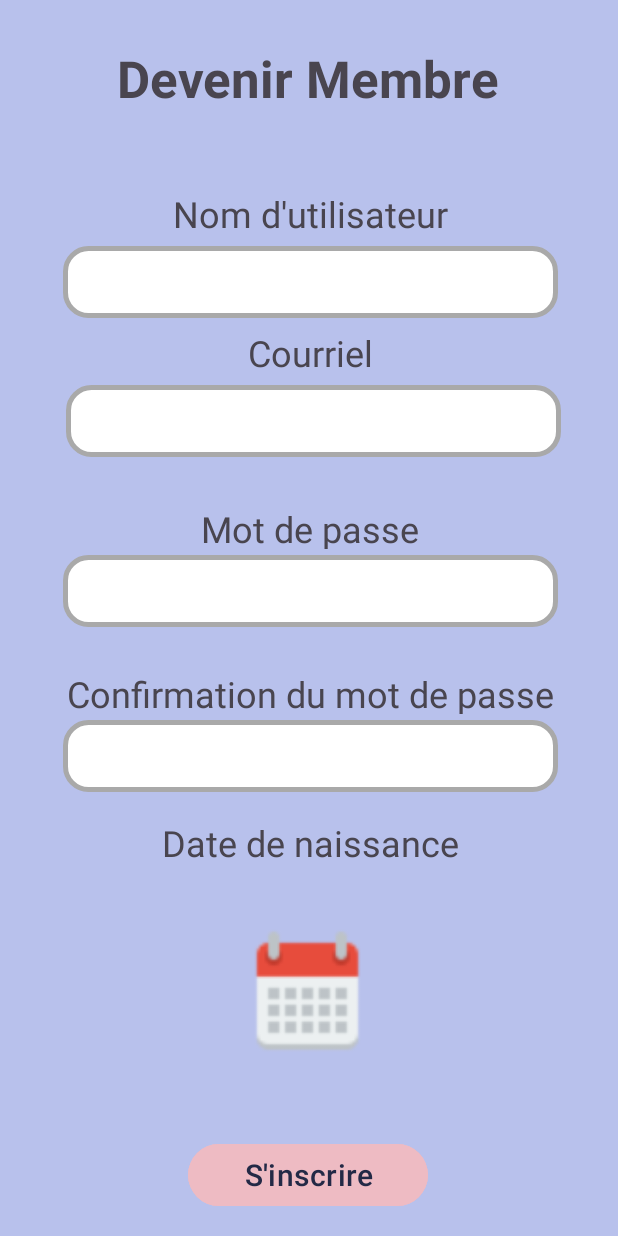
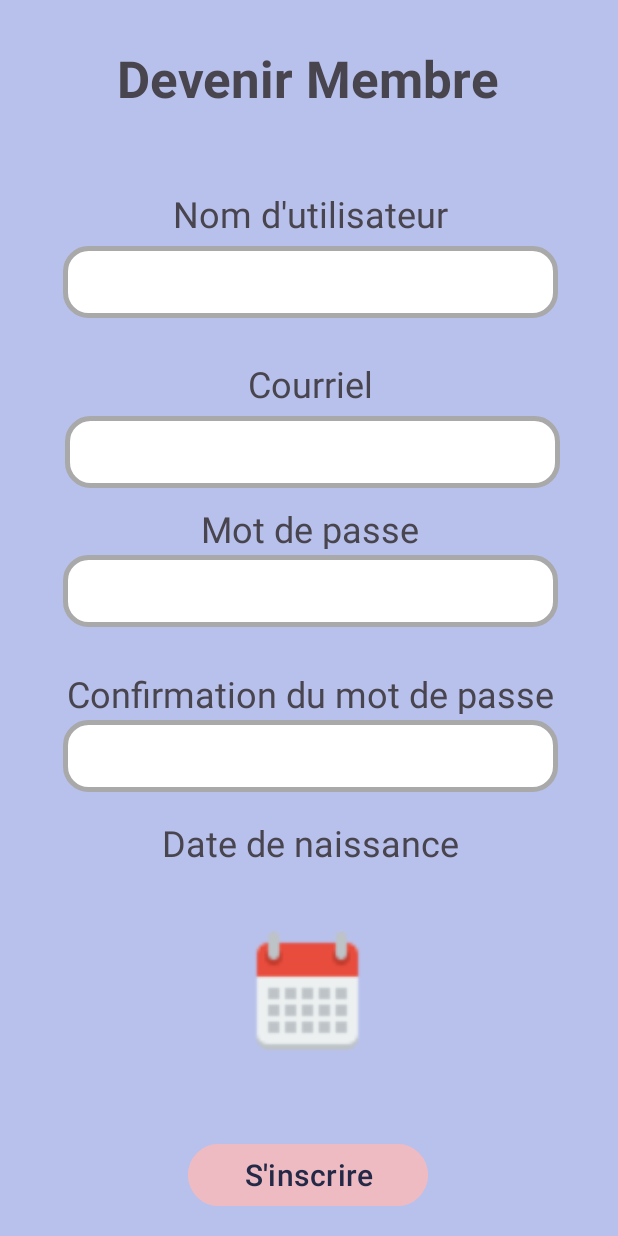
Before and after one commit to Cocktail-Wizard/CocktailWizardAppMobile, an Android app: the Inscription screen opened directly, with no data from a screen before it, on a phone screen of 412 x 824 dp. Run offline under Robolectric (Android 15) with nearby library versions, the light colour scheme and no system bars.

Commit message:
update pcq ma tout perdre en updatant android studio

```diff
--- a/app/src/main/res/layout/activity_inscription.xml
+++ b/app/src/main/res/layout/activity_inscription.xml
@@ -8,7 +8,7 @@
     tools:context=".vue.Inscription">
 
     <TextView
-        android:id="@+id/textView"
+        android:id="@+id/inscriptionHeaderTV_id"
         android:layout_width="330dp"
         android:layout_height="40dp"
         android:text="@string/devenir_membre"
@@ -33,10 +33,10 @@
         app:layout_constraintEnd_toStartOf="@+id/RightGuideLine"
         app:layout_constraintHorizontal_bias="1.0"
         app:layout_constraintStart_toStartOf="@+id/LeftGuideLine"
-        app:layout_constraintTop_toBottomOf="@+id/textView2" />
+        app:layout_constraintTop_toBottomOf="@+id/inscriptionNomUtilTV_id" />
 
     <TextView
-        android:id="@+id/textView6"
+        android:id="@+id/inscriptionConfMdpTV_id"
         android:layout_width="330dp"
         android:layout_height="30dp"
         android:text="@string/confirmation_du_mot_de_passe"
@@ -50,21 +50,7 @@
         app:layout_constraintVertical_bias="0.562" />
 
     <TextView
-        android:id="@+id/textView5"
-        android:layout_width="330dp"
-        android:layout_height="30dp"
-        android:text="@string/courriel"
-        android:textAlignment="center"
-        android:textSize="24sp"
-        app:layout_constraintBottom_toBottomOf="parent"
-        app:layout_constraintEnd_toStartOf="@+id/RightGuideLine"
-        app:layout_constraintHorizontal_bias="1.0"
-        app:layout_constraintStart_toStartOf="@+id/LeftGuideLine"
-        app:layout_constraintTop_toBottomOf="@+id/inputNomIns_id"
-        app:layout_constraintVertical_bias="0.011" />
-
-    <TextView
-        android:id="@+id/textView7"
+        android:id="@+id/InscriptionDateTV_id"
         android:layout_width="330dp"
         android:layout_height="30dp"
         android:text="@string/date_de_naissance"
@@ -78,7 +64,7 @@
         app:layout_constraintVertical_bias="0.687" />
 
     <TextView
-        android:id="@+id/textView3"
+        android:id="@+id/inscriptionMdpTV_id"
         android:layout_width="330dp"
         android:layout_height="30dp"
         android:text="@string/mot_de_passe"
@@ -101,10 +87,10 @@
         app:layout_constraintEnd_toStartOf="@+id/RightGuideLine"
         app:layout_constraintHorizontal_bias="1.0"
         app:layout_constraintStart_toStartOf="@+id/LeftGuideLine"
-        app:layout_constraintTop_toBottomOf="@+id/textView7" />
+        app:layout_constraintTop_toBottomOf="@+id/InscriptionDateTV_id" />
 
     <TextView
-        android:id="@+id/textView2"
+        android:id="@+id/inscriptionNomUtilTV_id"
         android:layout_width="330dp"
         android:layout_height="30dp"
         android:text="@string/nom_d_utilisateur"
@@ -127,9 +113,23 @@
         android:ems="10"
         android:inputType="text"
         app:layout_constraintEnd_toStartOf="@+id/RightGuideLine"
-        app:layout_constraintHorizontal_bias="0.714"
+        app:layout_constraintHorizontal_bias="0.857"
         app:layout_constraintStart_toStartOf="@+id/LeftGuideLine"
-        app:layout_constraintTop_toBottomOf="@+id/textView5" />
+        app:layout_constraintTop_toBottomOf="@+id/inscriptionCourrielTV_id" />
+
+    <TextView
+        android:id="@+id/inscriptionCourrielTV_id"
+        android:layout_width="330dp"
+        android:layout_height="30dp"
+        android:text="@string/courriel"
+        android:textAlignment="center"
+        android:textSize="24sp"
+        app:layout_constraintBottom_toBottomOf="parent"
+        app:layout_constraintEnd_toStartOf="@+id/RightGuideLine"
+        app:layout_constraintHorizontal_bias="1.0"
+        app:layout_constraintStart_toStartOf="@+id/LeftGuideLine"
+        app:layout_constraintTop_toBottomOf="@+id/inputNomIns_id"
+        app:layout_constraintVertical_bias="0.047" />
 
     <EditText
         android:id="@+id/inputConfMdpIns_id"
@@ -142,7 +142,7 @@
         app:layout_constraintEnd_toStartOf="@+id/RightGuideLine"
         app:layout_constraintHorizontal_bias="1.0"
         app:layout_constraintStart_toStartOf="@+id/LeftGuideLine"
-        app:layout_constraintTop_toBottomOf="@+id/textView6" />
+        app:layout_constraintTop_toBottomOf="@+id/inscriptionConfMdpTV_id" />
 
     <EditText
         android:id="@+id/inputMdpIns_id"
@@ -155,7 +155,7 @@
         app:layout_constraintEnd_toStartOf="@+id/RightGuideLine"
         app:layout_constraintHorizontal_bias="1.0"
         app:layout_constraintStart_toStartOf="@+id/LeftGuideLine"
-        app:layout_constraintTop_toBottomOf="@+id/textView3" />
+        app:layout_constraintTop_toBottomOf="@+id/inscriptionMdpTV_id" />
 
     <androidx.constraintlayout.widget.Guideline
         android:id="@+id/LeftGuideLine"
--- a/app/src/main/res/layout/item_ingredient.xml
+++ b/app/src/main/res/layout/item_ingredient.xml
@@ -10,7 +10,7 @@
         android:layout_width="match_parent"
         android:layout_height="match_parent"
         android:text="TextView"
-        android:textAlignment="viewEnd"
+        android:textAlignment="center"
         android:textSize="24sp"
         app:layout_constraintBottom_toBottomOf="parent"
         app:layout_constraintEnd_toEndOf="parent"
```
Also changed, not shown: app/src/main/java/com/example/cocktailwizardapp/adapteur/IngredientAdapteur.java (+19 -0 lines), app/src/main/java/com/example/cocktailwizardapp/classes/ApiCommunication.java (+12 -1 lines), app/src/main/java/com/example/cocktailwizardapp/vue/MonBar.java (+5 -18 lines), app/src/main/res/layout/activity_mon_bar.xml (+18 -0 lines).
